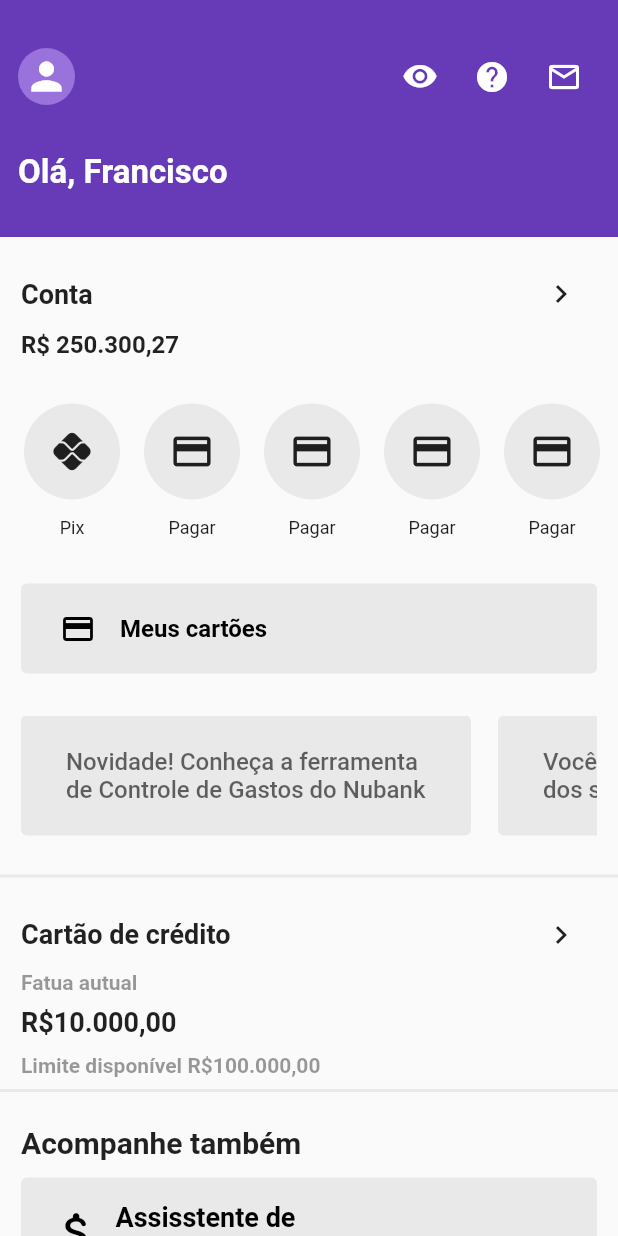
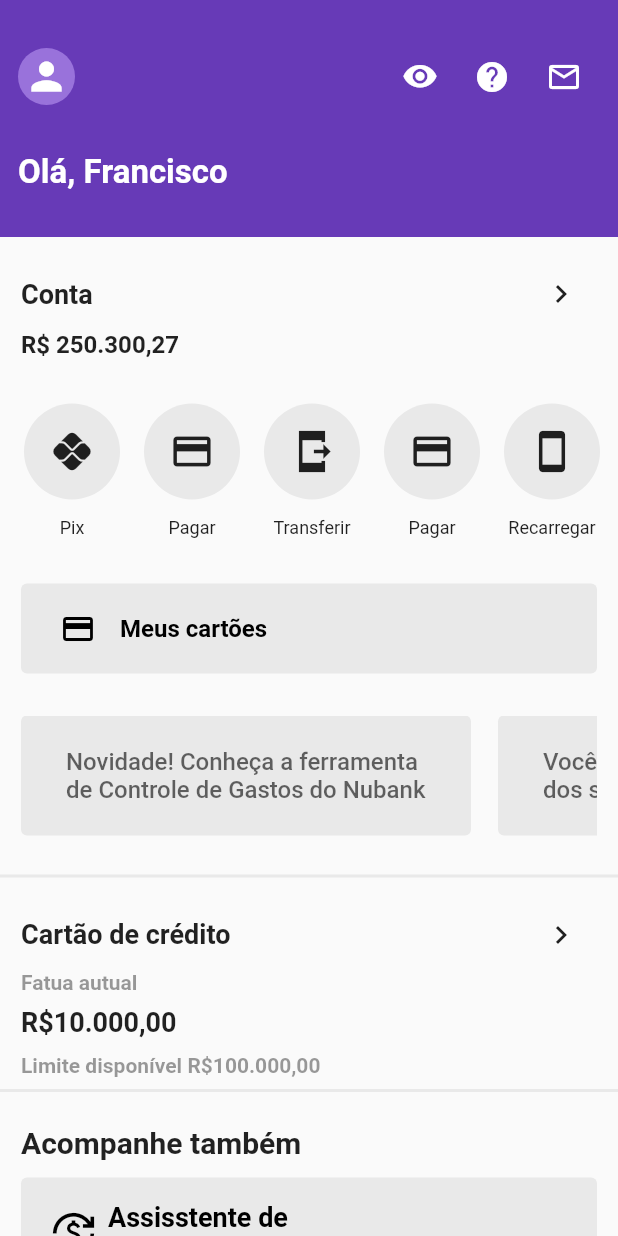
Before and after one commit to NascimentoFrancisco/nubank-clone, a Flutter app: the screen it shows after launch, after a tap on the "navigate next" icon, on a phone screen of 412 x 824 dp. Run offline on Flutter 3.47's test engine with Material 2 defaults, Android fonts, the phone set to English and light mode, and no system bars.

Commit message:
implementing more components

```diff
--- a/lib/src/components/accompany_item.dart
+++ b/lib/src/components/accompany_item.dart
@@ -37,9 +37,9 @@ class AccompanyItem extends StatelessWidget {
                   Padding(
                     padding: EdgeInsets.all(4.0),
                     child: Icon(
-                      Icons.attach_money_rounded,
+                      Icons.currency_exchange,
                       color: Colors.black,
-                      size: 35,
+                      size: 30,
                     ),
                   ),
                   Padding(
--- a/lib/src/components/carousel_items.dart
+++ b/lib/src/components/carousel_items.dart
@@ -16,11 +16,11 @@ class CarouselItems extends StatelessWidget {
 
             _MakeItems(title: 'Pagar', icon: Icons.payment),
 
-            _MakeItems(title: 'Pagar', icon: Icons.payment),
+            _MakeItems(title: 'Transferir', icon: Icons.send_to_mobile_sharp),
 
             _MakeItems(title: 'Pagar', icon: Icons.payment),
 
-            _MakeItems(title: 'Pagar', icon: Icons.payment),
+            _MakeItems(title: 'Recarregar', icon: Icons.smartphone),
 
             _MakeItems(title: 'Pagar', icon: Icons.payment),
 
--- /dev/null
+++ b/lib/src/components/find_out_more.dart
@@ -0,0 +1,35 @@
+
+import 'package:flutter/material.dart';
+
+class FindOutMore extends StatelessWidget {
+  const FindOutMore({super.key});
+
+  @override
+  Widget build(BuildContext context) {
+    return Padding(
+      padding: const EdgeInsets.all(14),
+      child: Column(
+        children: [
+          Row(
+            children: const [
+              Text('Descubra mais',
+                style: TextStyle(
+                  fontSize: 18,
+                  fontWeight: FontWeight .bold
+                ),
+              ),
+            ],
+          ),
+          SingleChildScrollView(
+            scrollDirection: Axis.horizontal,
+            child: Wrap(
+              children: const [
+                /* Text('Haverá uma imagem, dois textos e um IconButton') */
+              ],
+            ),
+          )
+        ],
+      ),
+    );
+  }
+}
--- /dev/null
+++ b/lib/src/components/loan_items.dart
@@ -0,0 +1,72 @@
+import 'package:flutter/material.dart';
+
+import '../colors/colors_utils.dart';
+
+class LoanItems extends StatelessWidget {
+  const LoanItems({super.key});
+
+  @override
+  Widget build(BuildContext context) {
+    return Padding(
+      padding: const EdgeInsets.only(top: 14),
+      child: Container(
+        decoration: const BoxDecoration(
+          border: Border(
+            top: BorderSide(
+              color: grayColor,
+              width: 2,
+              style: BorderStyle.solid
+            ),
+            bottom: BorderSide(
+              color: grayColor,
+              width: 2,
+              style: BorderStyle.solid
+            )
+          )
+        ),
+        child: Padding(
+          padding: const EdgeInsets.only(left: 14,right: 14),
+          child: Column(
+            children: [
+              Row(
+                mainAxisAlignment: MainAxisAlignment.spaceBetween,
+                children: [
+                  const Padding(
+                    padding: EdgeInsets.only(top: 12, bottom: 12),
+                    child: Text('Empréstimo',
+                      style: TextStyle(
+                        fontSize: 18,
+                        fontWeight: FontWeight.bold,
+                      ),
+                    ),
+                  ),
+                  Padding(
+                    padding: const EdgeInsets.only(top: 12,bottom: 12),
+                    child: IconButton(
+                      onPressed: (){},
+                      icon: const Icon(Icons.navigate_next),
+                    ),
+                  )
+                ],
+              ),
+              Padding(
+                padding: const EdgeInsets.only(bottom: 8),
+                child: Wrap(
+                  children: const [
+                    Text('Crie um aviso para saber quando um empŕestimo ficar disponível',
+                      style: TextStyle(
+                        fontSize: 18,
+                        color: Color.fromARGB(129, 54, 54, 54),
+                        fontWeight: FontWeight .bold,
+                      ),
+                    )
+                  ],
+                ),
+              )
+            ],
+          ),
+        ),
+      ),
+    );
+  }
+}
--- a/lib/src/pages/home.dart
+++ b/lib/src/pages/home.dart
@@ -4,7 +4,9 @@ import 'package:nubank_clone/src/components/bank_account.dart';
 import 'package:nubank_clone/src/components/card_credit.dart';
 import 'package:nubank_clone/src/components/cards.dart';
 import 'package:nubank_clone/src/components/carousel_items.dart';
+import 'package:nubank_clone/src/components/find_out_more.dart';
 import 'package:nubank_clone/src/components/header.dart';
+import 'package:nubank_clone/src/components/loan_items.dart';
 import 'package:nubank_clone/src/components/reports_notices.dart';
 
 class HomePage extends StatelessWidget {
@@ -23,6 +25,8 @@ class HomePage extends StatelessWidget {
             ReportsNoticies(),
             CardCredit(),
             AccompanyItem(),
+            LoanItems(),
+            FindOutMore(),
           ],
         ),
       ),
```
